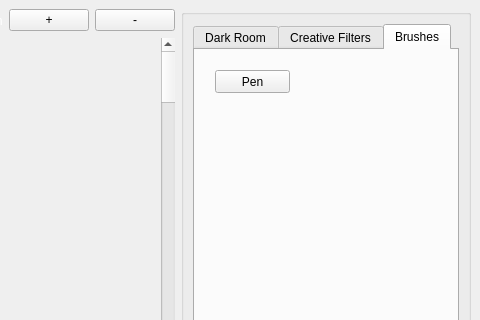
First picture: the form in Fotoshop/workingwindow.ui, repository Hardikp16/CS340, before the edit; both pictures show x 673 to 1153 and y 0 to 320 of the 1153 by 646 pixel window.
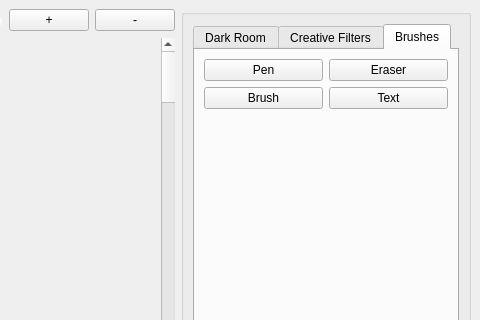
Second picture: the form after the edit.

```diff
--- a/Fotoshop/workingwindow.ui
+++ b/Fotoshop/workingwindow.ui
@@ -375,15 +375,11 @@
           <attribute name="title">
            <string>Brushes</string>
           </attribute>
+          <layout class="QVBoxLayout" name="verticalLayout_2">
+           <item>
+            <layout class="QHBoxLayout" name="horizontalLayout_7">
+             <item>
           <widget class="QPushButton" name="PenButton">
-           <property name="geometry">
-            <rect>
-             <x>20</x>
-             <y>20</y>
-             <width>75</width>
-             <height>23</height>
-            </rect>
-           </property>
            <property name="text">
             <string>Pen</string>
            </property>
@@ -391,6 +387,48 @@
             <bool>true</bool>
            </property>
           </widget>
+             </item>
+             <item>
+              <widget class="QPushButton" name="pushButton">
+               <property name="text">
+                <string>Eraser</string>
+               </property>
+              </widget>
+             </item>
+            </layout>
+           </item>
+           <item>
+            <layout class="QHBoxLayout" name="horizontalLayout_9">
+             <item>
+              <widget class="QPushButton" name="pushButton_2">
+               <property name="text">
+                <string>Brush</string>
+               </property>
+              </widget>
+             </item>
+             <item>
+              <widget class="QPushButton" name="pushButton_3">
+               <property name="text">
+                <string>Text</string>
+               </property>
+              </widget>
+             </item>
+            </layout>
+           </item>
+           <item>
+            <spacer name="verticalSpacer_3">
+             <property name="orientation">
+              <enum>Qt::Vertical</enum>
+             </property>
+             <property name="sizeHint" stdset="0">
+              <size>
+               <width>20</width>
+               <height>40</height>
+              </size>
+             </property>
+            </spacer>
+           </item>
+          </layout>
          </widget>
         </widget>
        </item>
```
Lines whose indentation alone changed are shown as unchanged.
